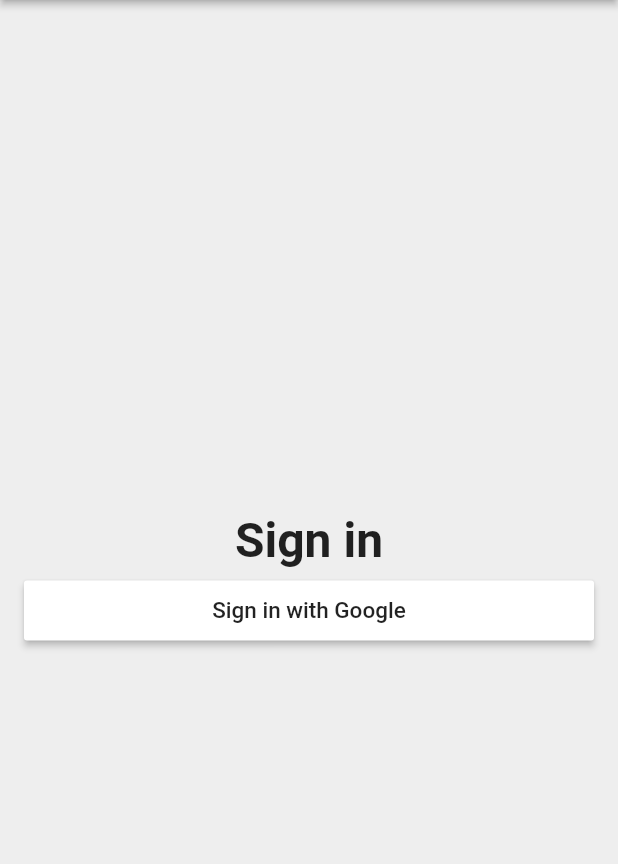
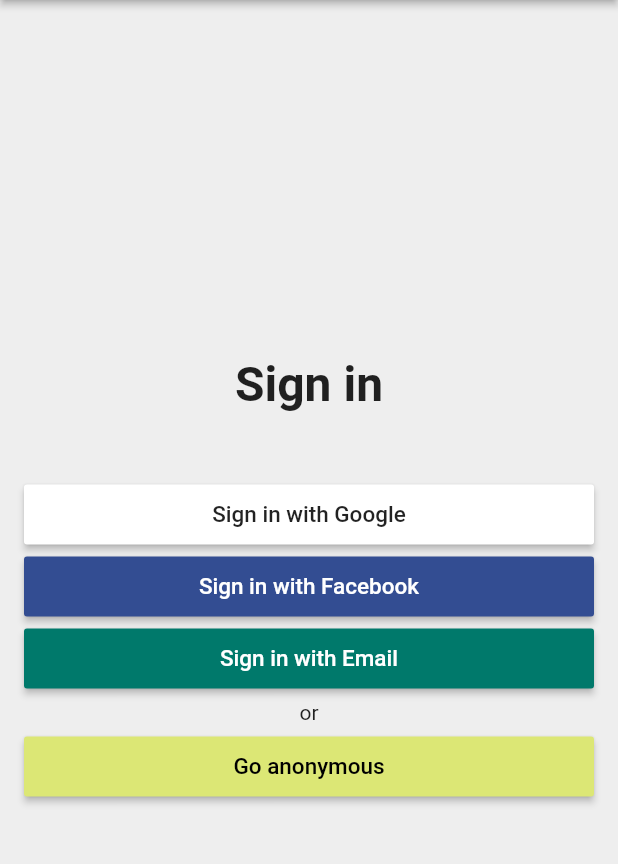
Before and after one commit to Feelthewind/timer-tracker, a Flutter app: the screen it shows after launch, on a phone screen of 412 x 824 dp, the part 84-948 px from its top. Run offline on Flutter 3.47's test engine with Material 2 defaults, Android fonts, the phone set to English and light mode, and no system bars.

Commit message:
adding the remaining buttons

```diff
--- a/lib/app_sign_in/sign_in_page.dart
+++ b/lib/app_sign_in/sign_in_page.dart
@@ -30,11 +30,38 @@ class SignInPage extends StatelessWidget {
               fontWeight: FontWeight.w600,
             ),
           ),
-          SizedBox(height: 8.0),
+          SizedBox(height: 48.0),
           SignInButton(
             text: 'Sign in with Google',
             textColor: Colors.black87,
             color: Colors.white,
+            onPressed: () {},
+          ),
+          SizedBox(height: 8.0),
+          SignInButton(
+            text: 'Sign in with Facebook',
+            textColor: Colors.white,
+            color: Color(0xFF334D92),
+            onPressed: () {},
+          ),
+          SizedBox(height: 8.0),
+          SignInButton(
+            text: 'Sign in with Email',
+            textColor: Colors.white,
+            color: Colors.teal[700],
+            onPressed: () {},
+          ),
+          SizedBox(height: 8.0),
+          Text(
+            'or',
+            style: TextStyle(fontSize: 14.0, color: Colors.black87),
+            textAlign: TextAlign.center,
+          ),
+          SizedBox(height: 8.0),
+          SignInButton(
+            text: 'Go anonymous',
+            textColor: Colors.black,
+            color: Colors.lime[300],
             onPressed: () {},
           ),
         ],
```
